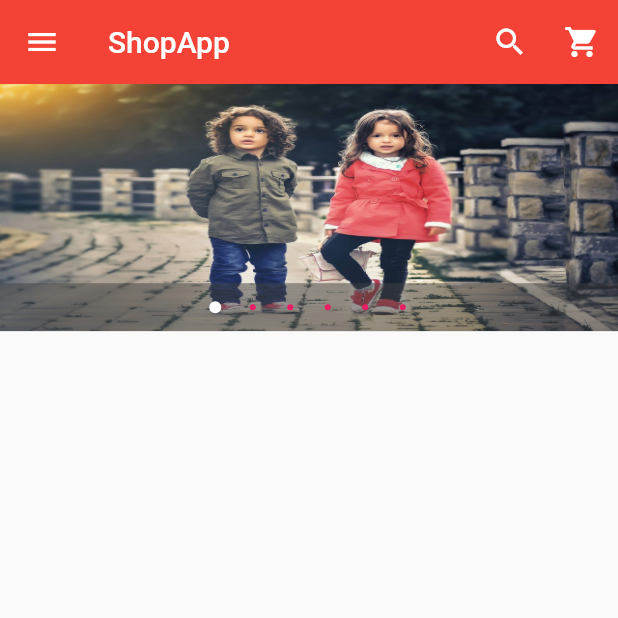
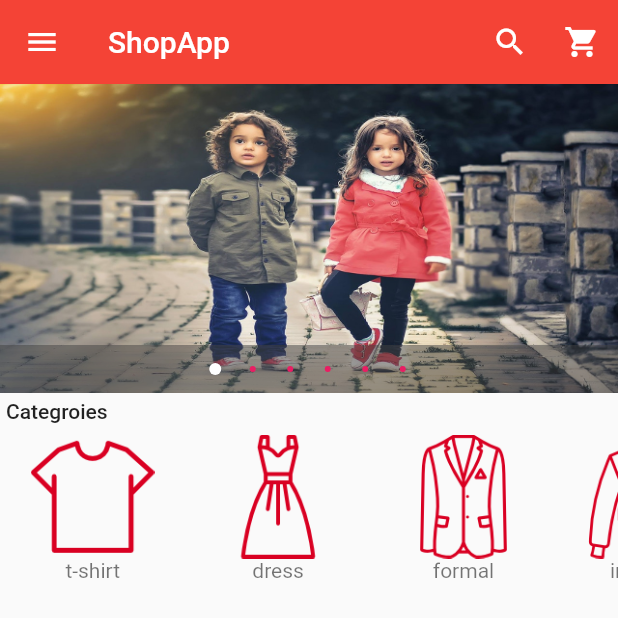
Before and after one commit to ksrikanth554/ecommerceapp, a Flutter app: the screen it shows after launch, on a phone screen of 412 x 824 dp, the top half of it. Run offline on Flutter 3.47's test engine with Material 2 defaults, Android fonts, the phone set to English and light mode, and no system bars; drawn by our look-alikes of carousel_pro.

```diff
--- /dev/null
+++ b/lib/components/horizontallist_categories.dart
@@ -0,0 +1,66 @@
+import 'package:flutter/material.dart';
+
+class HorizontalList extends StatelessWidget {
+  @override
+  Widget build(BuildContext context) {
+    return Container(
+      height: MediaQuery.of(context).size.height*0.15,
+      child:ListView(
+        scrollDirection: Axis.horizontal,
+        children: <Widget>[
+          Category(
+          image_location: 'images/cats/tshirt.png',
+          image_caption: 't-shirt'
+          ),
+          Category(
+          image_location: 'images/cats/dress.png',
+          image_caption: 'dress'
+          ),
+          Category(
+          image_location: 'images/cats/formal.png',
+          image_caption: 'formal'
+          ),
+          Category(
+          image_location: 'images/cats/informal.png',
+          image_caption: 'informal'
+          ),
+          Category(
+          image_location: 'images/cats/jeans.png',
+          image_caption: 'jeans'
+          ),
+          Category(
+          image_location: 'images/cats/shoe.png',
+          image_caption: 'shoe'
+          ),
+        ],
+
+
+      ),
+
+    );
+  }
+}
+class Category extends StatelessWidget{
+  final String image_location;
+  final String image_caption;
+  Category({
+    this.image_caption,
+    this.image_location
+  });
+  @override
+  Widget build(BuildContext context) {
+    return Container(
+      width: MediaQuery.of(context).size.width*0.3,
+      child: InkWell(
+              child: ListTile(
+
+          title: Image.asset(image_location,height: MediaQuery.of(context).size.height*0.1,),
+          subtitle: Container(
+            child: Text(image_caption,textAlign: TextAlign.center,)),
+        ),
+        onTap: (){},
+      ),
+
+    );
+  }
+}
--- a/lib/main.dart
+++ b/lib/main.dart
@@ -1,4 +1,5 @@
 import 'package:carousel_pro/carousel_pro.dart';
+import './components/horizontallist_categories.dart';
 import 'package:flutter/material.dart';
 import 'package:flutter/services.dart';
 
@@ -27,7 +28,7 @@ class _HomePageState extends State<HomePage> {
   @override
   Widget build(BuildContext context) {
      Widget images_carousel=Container(
-        height: MediaQuery.of(context).size.width*0.4,
+        height: MediaQuery.of(context).size.width*0.5,
         child: Carousel(
           boxFit: BoxFit.fill,
           images: [
@@ -128,7 +129,12 @@ class _HomePageState extends State<HomePage> {
       ),
       body: ListView(
         children: <Widget>[
-          images_carousel
+          images_carousel,
+          Padding(
+            padding: const EdgeInsets.all(4.0),
+            child: Text('Categroies',style: TextStyle(fontWeight: FontWeight.w500),),
+          ),
+          HorizontalList()
         ],
       ),
 
```
Also changed, not shown: pubspec.yaml (+7 -0 lines).
